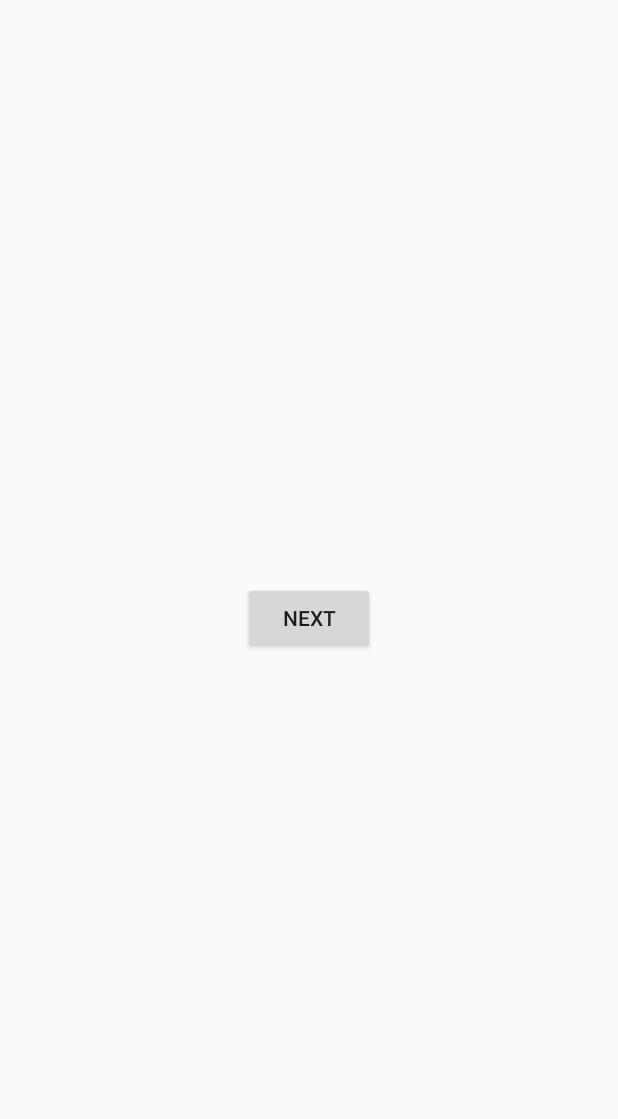
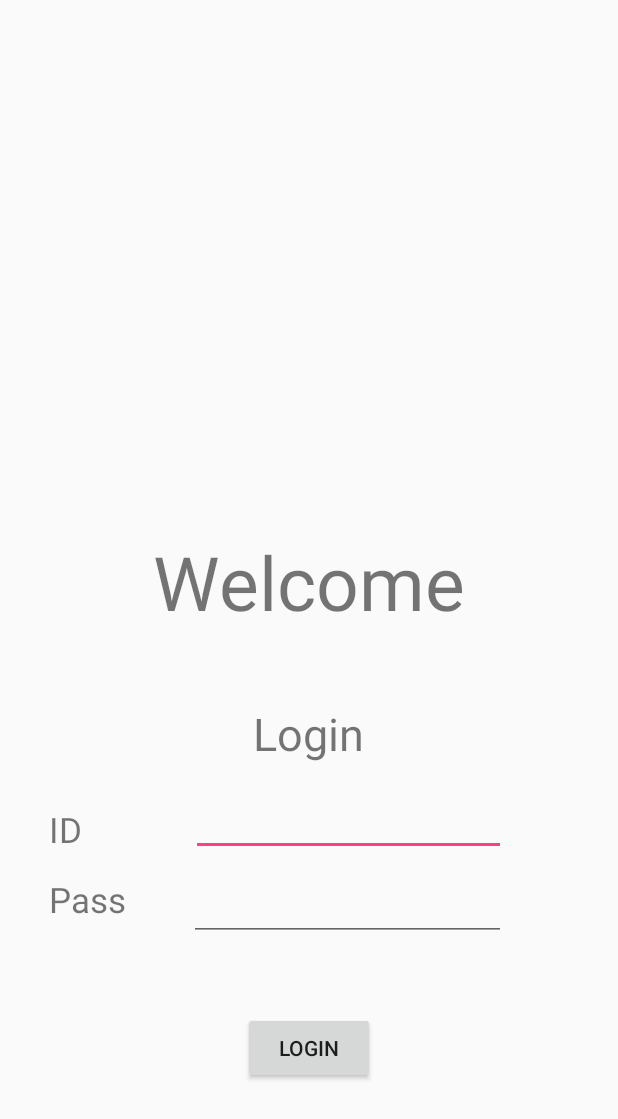
Before and after one commit to fongwz/Orbital-project, an Android app: the screen it shows after launch (MainActivity), on a phone screen of 412 x 824 dp. Shown: the top 1119 px of the screen. Run offline under Robolectric (Android 15) with nearby library versions, the phone set to English and light mode, and no system bars.

Commit message:
fixed stuff

```diff
--- a/forked/forkedMain/app/src/main/java/com/example/weizheng/forkedmain/MainActivity.java
+++ b/forked/forkedMain/app/src/main/java/com/example/weizheng/forkedmain/MainActivity.java
@@ -4,17 +4,23 @@ import android.support.v7.app.AppCompatActivity;
 import android.os.Bundle;
 import android.content.Intent;
 import android.view.View;
+import android.widget.EditText;
 
 public class MainActivity extends AppCompatActivity {
 
+    private EditText was;
     @Override
     protected void onCreate(Bundle savedInstanceState) {
         super.onCreate(savedInstanceState);
         setContentView(R.layout.activity_main);
+        was=(EditText)findViewById(R.id.editText2);
     }
 
     public void onClick(View view){
         Intent i = new Intent(this, LoggedInPage.class);
-        startActivity(i);
+        String text=was.getText().toString();
+        if(text.equals("hi")) {
+            startActivity(i);
+        }
     }
 }
--- a/forked/forkedMain/app/src/main/java/com/example/weizheng/forkedmain/userUpload.java
+++ b/forked/forkedMain/app/src/main/java/com/example/weizheng/forkedmain/userUpload.java
@@ -135,8 +135,8 @@ public class userUpload extends AppCompatActivity {
         /** Creating new Step number */
         TextView addStepNum = new TextView(this);
         RelativeLayout.LayoutParams addStepNumParams = new RelativeLayout.LayoutParams(
-                (int) TypedValue.applyDimension(TypedValue.COMPLEX_UNIT_DIP, 20, r.getDisplayMetrics()),
-                (int) TypedValue.applyDimension(TypedValue.COMPLEX_UNIT_DIP, 30, r.getDisplayMetrics())
+                (int) TypedValue.applyDimension(TypedValue.COMPLEX_UNIT_DIP, 22, r.getDisplayMetrics()),
+                (int) TypedValue.applyDimension(TypedValue.COMPLEX_UNIT_DIP, 32, r.getDisplayMetrics())
         );
         addStepNumParams.addRule(RelativeLayout.BELOW, R.id.upload_recipe_recipe_num);
         addStepNumParams.addRule(RelativeLayout.ALIGN_START, R.id.upload_recipe_recipe_num);
--- a/forked/forkedMain/app/src/main/res/layout/activity_main.xml
+++ b/forked/forkedMain/app/src/main/res/layout/activity_main.xml
@@ -6,13 +6,92 @@
     android:layout_height="match_parent"
     tools:context="com.example.weizheng.forkedmain.MainActivity">
 
-    <Button
-        android:id="@+id/bnext"
+    <TextView
         android:layout_width="wrap_content"
         android:layout_height="wrap_content"
-        android:text="Next"
-        android:onClick="onClick"
-        android:layout_centerVertical="true"
+        android:text="Login"
+        android:textSize="30sp"
+        app:layout_constraintBottom_toBottomOf="parent"
+        app:layout_constraintLeft_toLeftOf="parent"
+        app:layout_constraintRight_toRightOf="parent"
+        app:layout_constraintTop_toTopOf="parent"
+        app:layout_constraintVertical_bias="0.358"
+        app:layout_constraintHorizontal_bias="0.498"
+        android:id="@+id/textView4"
+        android:layout_marginBottom="19dp"
+        android:layout_above="@+id/editText"
         android:layout_centerHorizontal="true" />
 
+    <Button
+        android:id="@+id/siri"
+        android:layout_width="wrap_content"
+        android:layout_height="wrap_content"
+        android:layout_marginTop="47dp"
+        android:onClick="onClick"
+        android:text="LOGIN"
+        android:layout_below="@+id/editText2"
+        android:layout_centerHorizontal="true" />
+
+    <TextView
+        android:id="@+id/textView"
+        android:layout_width="wrap_content"
+        android:layout_height="wrap_content"
+        android:text="Welcome"
+        android:textSize="50sp"
+        tools:layout_editor_absoluteX="87dp"
+        tools:layout_editor_absoluteY="96dp"
+        android:layout_marginBottom="47dp"
+        android:layout_above="@+id/textView4"
+        android:layout_centerHorizontal="true" />
+
+    <EditText
+        android:id="@+id/editText"
+        android:layout_width="210dp"
+        android:layout_height="42dp"
+        android:ems="10"
+        android:inputType="textEmailAddress"
+        android:textSize="23sp"
+        tools:layout_editor_absoluteX="115dp"
+        tools:layout_editor_absoluteY="249dp"
+        android:layout_marginBottom="13dp"
+        android:layout_above="@+id/editText2"
+        android:layout_alignEnd="@+id/editText2" />
+
+    <EditText
+        android:id="@+id/editText2"
+        android:layout_width="211dp"
+        android:layout_height="43dp"
+        android:ems="10"
+        android:inputType="textPassword"
+        android:textSize="23sp"
+        tools:layout_editor_absoluteX="115dp"
+        tools:layout_editor_absoluteY="319dp"
+        android:layout_alignTop="@+id/textView3"
+        android:layout_alignStart="@+id/textView"
+        android:layout_marginStart="24dp" />
+
+    <TextView
+        android:id="@+id/textView2"
+        android:layout_width="33dp"
+        android:layout_height="33dp"
+        android:text="ID"
+        android:textSize="23sp"
+        tools:layout_editor_absoluteX="33dp"
+        tools:layout_editor_absoluteY="258dp"
+        android:layout_alignBottom="@+id/editText"
+        android:layout_alignStart="@+id/textView3" />
+
+    <TextView
+        android:id="@+id/textView3"
+        android:layout_width="54dp"
+        android:layout_height="38dp"
+        android:text="Pass"
+        android:textSize="23sp"
+        tools:layout_editor_absoluteX="33dp"
+        tools:layout_editor_absoluteY="319dp"
+        android:layout_marginEnd="15dp"
+        android:layout_marginBottom="202dp"
+        android:layout_alignParentBottom="true"
+        android:layout_toStartOf="@+id/textView" />
+
 </RelativeLayout>
--- a/forked/forkedMain/app/src/main/res/layout/activity_user_upload.xml
+++ b/forked/forkedMain/app/src/main/res/layout/activity_user_upload.xml
@@ -57,18 +57,20 @@
                 android:id="@+id/upload_recipe_ingredients_name"
                 android:layout_width="240dp"
                 android:layout_height="30dp"
+                android:paddingLeft="5dp"
                 android:layout_alignStart="@+id/upload_recipe_ingredients_textView"
                 android:layout_below="@+id/upload_recipe_ingredients_textView"
                 android:ems="10"
                 android:inputType="textPersonName"
                 android:textAppearance="@android:style/TextAppearance.Small"
                 android:background="@drawable/user_upload_rectangle_border"
-                android:textSize="10sp" />
+                android:textSize="18sp" />
 
             <EditText
                 android:id="@+id/upload_recipe_ingredients_qty"
                 android:layout_width="60dp"
                 android:layout_height="30sp"
+                android:paddingLeft="5dp"
                 android:layout_alignBaseline="@+id/upload_recipe_ingredients_name"
                 android:layout_alignBottom="@+id/upload_recipe_ingredients_name"
                 android:layout_marginStart="11dp"
@@ -77,7 +79,7 @@
                 android:inputType="textPersonName"
                 android:textAppearance="@android:style/TextAppearance.Small"
                 android:background="@drawable/user_upload_rectangle_border"
-                android:textSize="10sp" />
+                android:textSize="18sp" />
 
             <Button
                 android:id="@+id/upload_recipe_ingredients_button"
@@ -117,6 +119,7 @@
                     android:id="@+id/upload_recipe_recipe_name"
                     android:layout_width="240sp"
                     android:layout_height="30sp"
+                    android:paddingLeft="5dp"
                     android:layout_alignBaseline="@id/upload_recipe_recipe_num"
                     android:layout_alignBottom="@id/upload_recipe_recipe_num"
                     android:layout_marginStart="5dp"
@@ -125,7 +128,7 @@
                     android:inputType="textPersonName"
                     android:textAppearance="@android:style/TextAppearance.Small"
                     android:background="@drawable/user_upload_rectangle_border"
-                    android:textSize="10sp" />
+                    android:textSize="18sp" />
 
                 <Button
                     android:id="@+id/upload_recipe_recipe_button"
```
Also changed, not shown: forked/forkedMain/app/src/main/java/com/example/weizheng/forkedmain/Settings3.java (+5 -4 lines).
